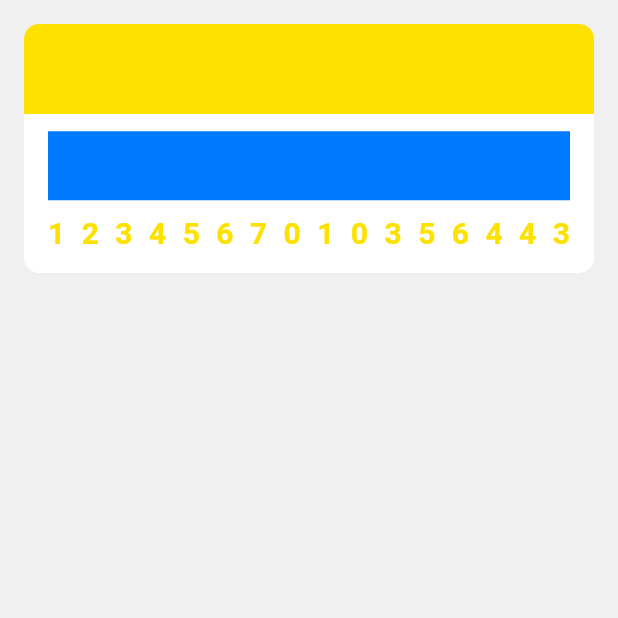
After one commit to kanmear/flutter_test_task, a Flutter app: the HomePage screen opened directly, on a phone screen of 412 x 824 dp, the top half of it. The commit adds this screen. Run offline on Flutter 3.47's test engine with Material 3 defaults, Android fonts, the phone set to English and light mode, and no system bars; our stand-ins replace google_fonts.

Commit message:
wip: home page -> barcode card

```diff
--- /dev/null
+++ b/lib/routes/pages/home_page.dart
@@ -0,0 +1,114 @@
+import 'package:flutter/material.dart';
+
+import 'package:live_beer/text_data.dart';
+
+import 'package:live_beer/ui/widgets/loading_indicator.dart';
+
+class HomePage extends StatelessWidget {
+  const HomePage({super.key});
+
+  @override
+  Widget build(BuildContext context) {
+    final theme = Theme.of(context);
+
+    return Scaffold(
+      backgroundColor: theme.colorScheme.secondary,
+      body: SafeArea(
+        child: Padding(
+            padding: const EdgeInsets.only(left: 16, right: 16, top: 16),
+            child: ListView(children: const [BarcodeCard()])),
+      ),
+    );
+  }
+}
+
+class BarcodeCard extends StatelessWidget {
+  const BarcodeCard({super.key});
+
+  @override
+  Widget build(BuildContext context) {
+    final theme = Theme.of(context);
+
+    return SizedBox(
+        height: 166,
+        child: Column(
+          children: [
+            Container(
+                height: 60,
+                decoration: BoxDecoration(
+                  borderRadius: const BorderRadius.only(
+                      topLeft: Radius.circular(10),
+                      topRight: Radius.circular(10)),
+                  color: theme.colorScheme.primary,
+                ),
+                child: Center(
+                  child: FutureBuilder<String>(
+                    future: _getUsername(),
+                    builder: (context, snapshot) {
+                      if (snapshot.connectionState == ConnectionState.waiting) {
+                        return const LoadingIndicator();
+                      } else {
+                        final username = snapshot.data!;
+                        return Text(
+                          TextData.helloUser(username),
+                          style: theme.textTheme.titleSmall,
+                        );
+                      }
+                    },
+                  ),
+                )),
+            Expanded(
+                child: Container(
+              padding: const EdgeInsets.only(left: 16, right: 16),
+              decoration: BoxDecoration(
+                borderRadius: const BorderRadius.only(
+                    bottomLeft: Radius.circular(10),
+                    bottomRight: Radius.circular(10)),
+                color: theme.colorScheme.surface,
+              ),
+              child: Column(
+                mainAxisAlignment: MainAxisAlignment.center,
+                children: [
+                  Container(
+                    height: 46,
+                    color: theme.colorScheme.tertiary,
+                  ),
+                  const SizedBox(height: 8),
+                  FutureBuilder<String>(
+                      future: _getBarcode(),
+                      builder: (context, snapshot) {
+                        if (snapshot.connectionState ==
+                            ConnectionState.waiting) {
+                          return const LoadingIndicator();
+                        } else {
+                          final barcode = snapshot.data!;
+
+                          return Row(
+                            mainAxisAlignment: MainAxisAlignment.spaceBetween,
+                            children: [
+                              for (var s in barcode.split(''))
+                                Text(
+                                  s,
+                                  style: theme.textTheme.titleSmall,
+                                )
+                            ],
+                          );
+                        }
+                      }),
+                ],
+              ),
+            ))
+          ],
+        ));
+  }
+
+  Future<String> _getUsername() async {
+    await Future.delayed(const Duration(milliseconds: 250));
+    return TextData.username;
+  }
+
+  Future<String> _getBarcode() async {
+    await Future.delayed(const Duration(milliseconds: 250));
+    return '1234567010356443';
+  }
+}
--- a/lib/routes/pages/verification_page.dart
+++ b/lib/routes/pages/verification_page.dart
@@ -11,6 +11,7 @@ import 'package:live_beer/ui/widgets/custom_button.dart';
 import 'package:live_beer/ui/widgets/toggle_error_text.dart';
 import 'package:live_beer/ui/formatters/verification_code_formatter.dart';
 
+import 'package:live_beer/routes/pages/home_page.dart';
 import 'package:live_beer/routes/pages/authorization_page.dart';
 
 import 'package:live_beer/utils.dart';
@@ -104,7 +105,17 @@ class VerificationPage extends StatelessWidget {
     await Future.delayed(Duration(seconds: waitTime));
 
     if (code == correctCode) {
-      //go to second screen
+      if (!context.mounted) return;
+
+      Navigator.pushReplacement(
+        context,
+        PageRouteBuilder(
+          pageBuilder: (context, _, __) =>
+              Utils.wrapWithTheme(context, const HomePage()),
+          transitionDuration: Duration.zero,
+          reverseTransitionDuration: Duration.zero,
+        ),
+      );
     } else {
       isCodeIncorrectNotifier.value = true;
     }
@@ -131,13 +142,13 @@ class ResendCodeButton extends StatefulWidget {
 }
 
 class ResendCodeButtonState extends State<ResendCodeButton> {
-  int counter = 10;
+  int counter = 59;
   Timer? countdownTimer;
 
   void startTimer() {
     countdownTimer?.cancel();
     setState(() {
-      counter = 10;
+      counter = 59;
     });
 
     countdownTimer = Timer.periodic(const Duration(seconds: 1), (timer) {
--- a/lib/text_data.dart
+++ b/lib/text_data.dart
@@ -8,6 +8,11 @@ class TextData {
   static const String enterVerificationCode = 'Введите номер активации';
   static const String weSentItTo = 'Мы выслали его на номер ';
   static const String canSendAgainIn = 'Отправить код повторно можно через ';
+
+  static const String username = 'Дмитрий';
+
+  //parameterized text
+  static String helloUser(String value) => 'Привет, $value!';
 
   //errors
   static const String thatNumberIsNotRegistered =
--- a/lib/ui/data/app_colors.dart
+++ b/lib/ui/data/app_colors.dart
@@ -10,6 +10,7 @@ class AppColors {
   static const Color lightOnSecondary = Color(0xff8E8E93);
 
   static const Color lightSurfLowest = Color(0xffD1D1D6);
+  static const Color lightSurfLow = Color(0xffF5F5F5);
 
   static const Color tertiary = Color(0xff007AFF);
   static const Color error = Color(0xffFF0000);
@@ -22,6 +23,7 @@ class AppColors {
     surface: lightSurface0,
     onSurface: lightPrimary,
     surfaceContainerLowest: lightSurfLowest,
+    surfaceContainerLow: lightSurfLow,
     error: error,
     onError: lightOnPrimary,
     tertiary: tertiary,
--- a/lib/ui/data/app_fonts.dart
+++ b/lib/ui/data/app_fonts.dart
@@ -6,6 +6,7 @@ class AppFonts {
   static TextTheme textTheme = TextTheme(
     titleLarge: roboto32Weight600,
     titleMedium: roboto32Weight300,
+    titleSmall: roboto20Weight600,
     bodyLarge: roboto16Weight600,
     bodySmall: roboto12Weight300,
     labelMedium: roboto14Weight600,
@@ -20,6 +21,11 @@ class AppFonts {
       fontFamily: GoogleFonts.roboto().fontFamily,
       fontSize: 32,
       fontWeight: FontWeight.w300);
+
+  static TextStyle roboto20Weight600 = TextStyle(
+      fontFamily: GoogleFonts.roboto().fontFamily,
+      fontSize: 20,
+      fontWeight: FontWeight.w600);
 
   static TextStyle roboto16Weight600 = TextStyle(
       fontFamily: GoogleFonts.roboto().fontFamily,
```
